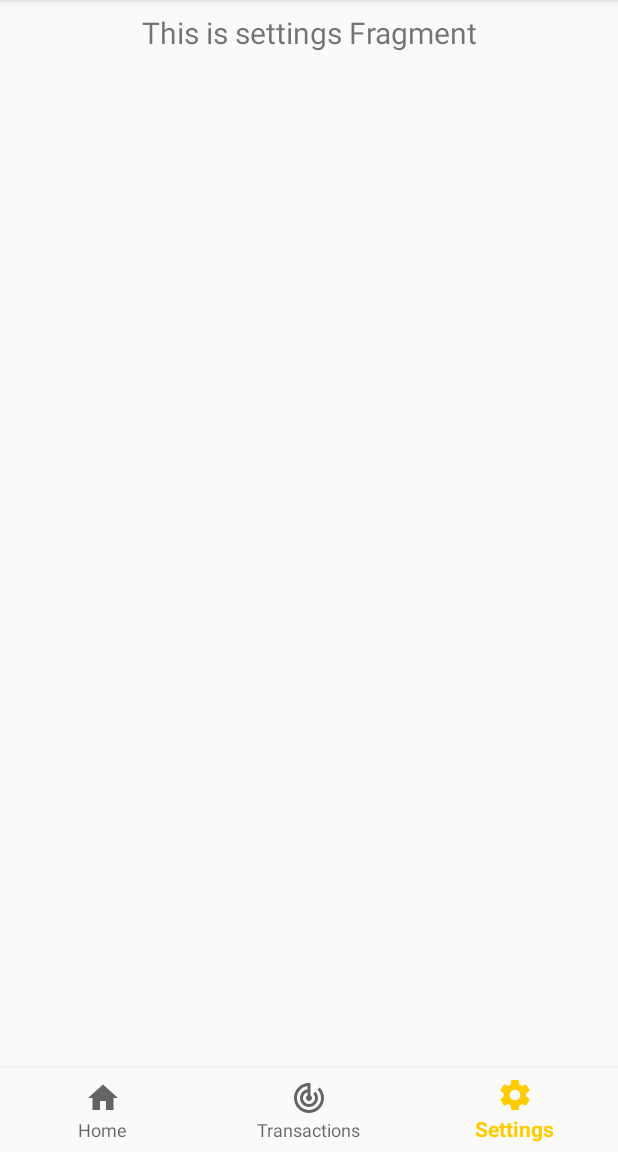
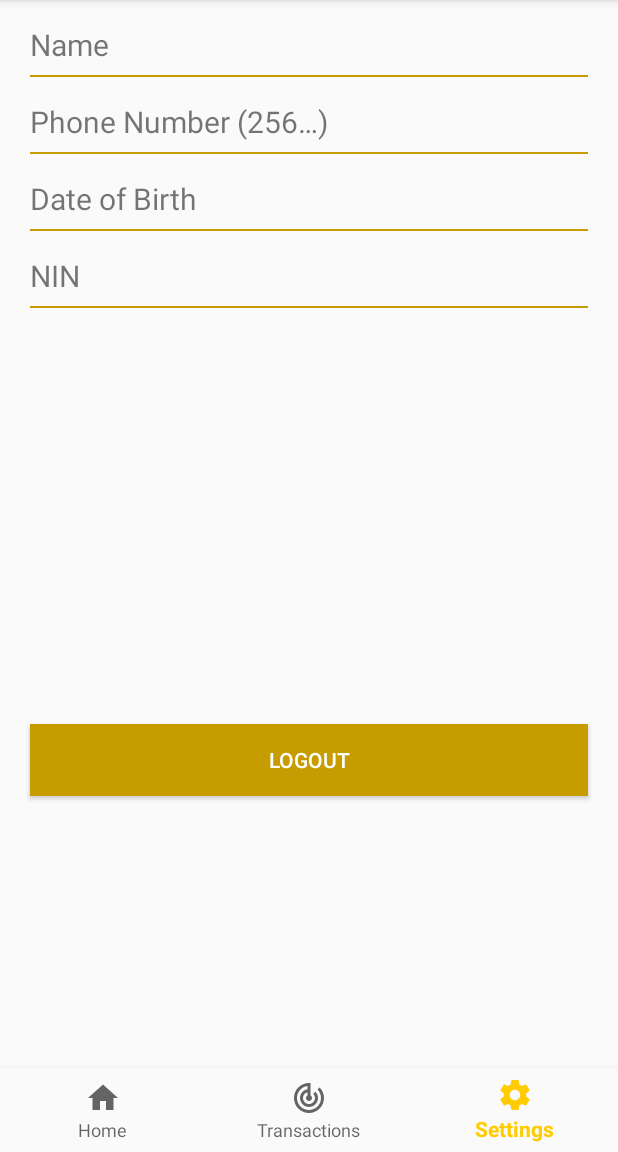
Before and after one commit to tech-cent/momo_bank_android, an Android app: the SettingsFragment screen opened through its navigation route, on a phone screen of 412 x 824 dp, the part 84-1236 px from its top. Run offline under Robolectric (Android 15) with nearby library versions, the phone set to English and light mode, and no system bars; our stand-ins replace navigation-ui.

Commit message:
ft(settings) - Display settings screen
- Show user profile details on settings tab
- Show Logout button as well

[Finishes #170669761]

```diff
--- a/app/src/main/java/com/techcent/momobankandroid/helpers/PreferenceHelper.kt
+++ b/app/src/main/java/com/techcent/momobankandroid/helpers/PreferenceHelper.kt
@@ -62,6 +62,9 @@ class PreferenceHelper(context: Context) {
 
     fun clearPrefs() {
         putIsLoggedIn(false)
+        putName("")
+        putAccounts("[]")
+        putTransactions("[]")
         putAccessToken("")
     }
 }
--- a/app/src/main/java/com/techcent/momobankandroid/ui/settings/SettingsFragment.kt
+++ b/app/src/main/java/com/techcent/momobankandroid/ui/settings/SettingsFragment.kt
@@ -1,18 +1,24 @@
 package com.techcent.momobankandroid.ui.settings
 
+import android.content.Intent
 import android.os.Bundle
 import android.view.LayoutInflater
 import android.view.View
 import android.view.ViewGroup
+import android.widget.Button
 import android.widget.TextView
 import androidx.fragment.app.Fragment
 import androidx.lifecycle.Observer
 import androidx.lifecycle.ViewModelProviders
+import com.techcent.momobankandroid.MoMoApplication.Companion.applicationContext
 import com.techcent.momobankandroid.R
+import com.techcent.momobankandroid.activities.auth.LoginActivity
+import com.techcent.momobankandroid.helpers.PreferenceHelper
 
 class SettingsFragment : Fragment() {
 
     private lateinit var settingsViewModel: SettingsViewModel
+    private var preferenceHelper: PreferenceHelper? = null
 
     override fun onCreateView(
         inflater: LayoutInflater,
@@ -26,6 +32,27 @@ class SettingsFragment : Fragment() {
         settingsViewModel.text.observe(this, Observer {
             textView.text = it
         })
+
+        val phoneNumber = root.findViewById<TextView>(R.id.text_settings)
+        val dob = root.findViewById<TextView>(R.id.tv_dob)
+        val nin = root.findViewById<TextView>(R.id.tv_nin)
+
+        preferenceHelper = PreferenceHelper(applicationContext())
+
         return root
     }
+
+    override fun onViewCreated(view: View, savedInstanceState: Bundle?) {
+        super.onViewCreated(view, savedInstanceState)
+
+        val btnLogout = view.findViewById<Button>(R.id.btn_logout)
+
+        btnLogout.setOnClickListener {
+            preferenceHelper!!.clearPrefs()
+
+            val intent = Intent(context, LoginActivity::class.java)
+            intent.addFlags(Intent.FLAG_ACTIVITY_CLEAR_TASK or Intent.FLAG_ACTIVITY_NEW_TASK)
+            startActivity(intent)
+        }
+    }
 }
--- a/app/src/main/java/com/techcent/momobankandroid/ui/settings/SettingsViewModel.kt
+++ b/app/src/main/java/com/techcent/momobankandroid/ui/settings/SettingsViewModel.kt
@@ -3,11 +3,13 @@ package com.techcent.momobankandroid.ui.settings
 import androidx.lifecycle.LiveData
 import androidx.lifecycle.MutableLiveData
 import androidx.lifecycle.ViewModel
+import com.techcent.momobankandroid.MoMoApplication
+import com.techcent.momobankandroid.R
 
 class SettingsViewModel : ViewModel() {
 
     private val _text = MutableLiveData<String>().apply {
-        value = "This is settings Fragment"
+        value = MoMoApplication.applicationContext().resources.getString(R.string.settings_header)
     }
     val text: LiveData<String> = _text
 }
--- a/app/src/main/res/layout/activity_account_details.xml
+++ b/app/src/main/res/layout/activity_account_details.xml
@@ -17,7 +17,7 @@
             android:layout_height="match_parent"
             android:gravity="start"
             android:orientation="horizontal"
-            android:padding="16dp">
+            android:padding="@dimen/activity_vertical_margin">
 
             <TextView
                 android:id="@+id/tv_bank"
--- a/app/src/main/res/layout/activity_transaction_details.xml
+++ b/app/src/main/res/layout/activity_transaction_details.xml
@@ -17,7 +17,7 @@
             android:layout_height="match_parent"
             android:gravity="start"
             android:orientation="horizontal"
-            android:padding="16dp">
+            android:padding="@dimen/activity_vertical_margin">
 
             <TextView
                 android:id="@+id/tv_account"
--- a/app/src/main/res/layout/activity_welcome.xml
+++ b/app/src/main/res/layout/activity_welcome.xml
@@ -10,7 +10,7 @@
         android:id="@+id/tv_welcome_header"
         android:layout_width="wrap_content"
         android:layout_height="wrap_content"
-        android:layout_marginBottom="20dp"
+        android:layout_marginBottom="@dimen/list_margin"
         android:text="@string/welcome_header"
         android:textAppearance="@style/Base.TextAppearance.AppCompat.Large"
         android:textColor="#000"
@@ -23,7 +23,7 @@
         android:id="@+id/tv_welcome"
         android:layout_width="wrap_content"
         android:layout_height="wrap_content"
-        android:layout_marginTop="20dp"
+        android:layout_marginTop="@dimen/list_margin"
         android:text="@string/welcome_text"
         android:textColor="#000"
         android:textSize="20sp"
--- a/app/src/main/res/layout/fragment_home.xml
+++ b/app/src/main/res/layout/fragment_home.xml
@@ -55,7 +55,7 @@
         android:layout_width="match_parent"
         android:layout_height="wrap_content"
         android:layout_marginStart="@dimen/default_padding"
-        android:layout_marginTop="16dp"
+        android:layout_marginTop="@dimen/activity_vertical_margin"
         android:layout_marginEnd="@dimen/default_padding"
         android:gravity="start"
         android:text="@string/accounts_balance"
@@ -67,7 +67,7 @@
         android:layout_width="match_parent"
         android:layout_height="wrap_content"
         android:layout_marginStart="@dimen/default_padding"
-        android:layout_marginTop="16dp"
+        android:layout_marginTop="@dimen/activity_vertical_margin"
         android:layout_marginEnd="@dimen/default_padding"
         android:gravity="start"
         android:text="@string/accounts_header"
@@ -78,7 +78,7 @@
         android:layout_width="match_parent"
         android:layout_height="wrap_content"
         android:layout_marginStart="@dimen/default_padding"
-        android:layout_marginTop="16dp"
+        android:layout_marginTop="@dimen/activity_vertical_margin"
         android:layout_marginEnd="@dimen/default_padding"
         android:gravity="start"
         app:layout_constraintTop_toBottomOf="@+id/tv_accounts_header">
--- a/app/src/main/res/layout/fragment_settings.xml
+++ b/app/src/main/res/layout/fragment_settings.xml
@@ -8,12 +8,79 @@
         android:id="@+id/text_settings"
         android:layout_width="match_parent"
         android:layout_height="wrap_content"
-        android:layout_marginStart="@dimen/default_padding"
-        android:layout_marginTop="@dimen/default_padding"
-        android:layout_marginEnd="@dimen/default_padding"
-        android:textAlignment="center"
+        android:layout_marginStart="@dimen/list_margin"
+        android:layout_marginTop="@dimen/activity_vertical_margin"
+        android:layout_marginEnd="@dimen/list_margin"
+        android:background="@drawable/text_box_underline"
+        android:gravity="start"
+        android:paddingBottom="@dimen/default_padding"
+        android:text="@string/settings_header"
         android:textSize="20sp"
         app:layout_constraintEnd_toEndOf="parent"
         app:layout_constraintStart_toStartOf="parent"
         app:layout_constraintTop_toTopOf="parent" />
+
+    <TextView
+        android:id="@+id/tv_phone_number"
+        android:layout_width="match_parent"
+        android:layout_height="wrap_content"
+        android:layout_marginStart="@dimen/list_margin"
+        android:layout_marginTop="@dimen/activity_vertical_margin"
+        android:layout_marginEnd="@dimen/list_margin"
+        android:background="@drawable/text_box_underline"
+        android:gravity="start"
+        android:paddingBottom="@dimen/default_padding"
+        android:text="@string/phone_number_hint"
+        android:textSize="20sp"
+        app:layout_constraintEnd_toEndOf="parent"
+        app:layout_constraintStart_toStartOf="parent"
+        app:layout_constraintTop_toBottomOf="@+id/text_settings" />
+
+    <TextView
+        android:id="@+id/tv_dob"
+        android:layout_width="match_parent"
+        android:layout_height="wrap_content"
+        android:layout_marginStart="@dimen/list_margin"
+        android:layout_marginTop="@dimen/activity_vertical_margin"
+        android:layout_marginEnd="@dimen/list_margin"
+        android:background="@drawable/text_box_underline"
+        android:gravity="start"
+        android:paddingBottom="@dimen/default_padding"
+        android:text="@string/dob_hint"
+        android:textSize="20sp"
+        app:layout_constraintEnd_toEndOf="parent"
+        app:layout_constraintStart_toStartOf="parent"
+        app:layout_constraintTop_toBottomOf="@+id/tv_phone_number" />
+
+    <TextView
+        android:id="@+id/tv_nin"
+        android:layout_width="match_parent"
+        android:layout_height="wrap_content"
+        android:layout_marginStart="@dimen/list_margin"
+        android:layout_marginTop="@dimen/activity_vertical_margin"
+        android:layout_marginEnd="@dimen/list_margin"
+        android:background="@drawable/text_box_underline"
+        android:gravity="start"
+        android:paddingBottom="@dimen/default_padding"
+        android:text="@string/nin_hint"
+        android:textSize="20sp"
+        app:layout_constraintEnd_toEndOf="parent"
+        app:layout_constraintStart_toStartOf="parent"
+        app:layout_constraintTop_toBottomOf="@+id/tv_dob" />
+
+    <Button
+        android:id="@+id/btn_logout"
+        android:layout_width="match_parent"
+        android:layout_height="wrap_content"
+        android:layout_marginLeft="@dimen/list_margin"
+        android:layout_marginTop="40dp"
+        android:layout_marginRight="@dimen/list_margin"
+        android:background="@color/colorPrimaryDark"
+        android:text="@string/logout"
+        android:textColor="#fff"
+        app:layout_constraintBottom_toBottomOf="parent"
+        app:layout_constraintEnd_toEndOf="parent"
+        app:layout_constraintStart_toStartOf="parent"
+        app:layout_constraintTop_toBottomOf="@+id/tv_nin" />
+
 </androidx.constraintlayout.widget.ConstraintLayout>
--- a/app/src/main/res/layout/fragment_transactions.xml
+++ b/app/src/main/res/layout/fragment_transactions.xml
@@ -14,7 +14,7 @@
         android:layout_width="match_parent"
         android:layout_height="wrap_content"
         android:layout_marginStart="@dimen/default_padding"
-        android:layout_marginTop="16dp"
+        android:layout_marginTop="@dimen/activity_vertical_margin"
         android:layout_marginEnd="@dimen/default_padding"
         android:gravity="start"
         android:textSize="20sp"
@@ -28,7 +28,7 @@
         android:layout_width="match_parent"
         android:layout_height="wrap_content"
         android:layout_marginStart="@dimen/default_padding"
-        android:layout_marginTop="16dp"
+        android:layout_marginTop="@dimen/activity_vertical_margin"
         android:layout_marginEnd="@dimen/default_padding"
         android:gravity="start"
         app:layout_constraintTop_toBottomOf="@+id/tv_transactions_header">
--- a/app/src/main/res/values/dimens.xml
+++ b/app/src/main/res/values/dimens.xml
@@ -3,4 +3,5 @@
     <dimen name="activity_horizontal_margin">16dp</dimen>
     <dimen name="activity_vertical_margin">16dp</dimen>
     <dimen name="default_padding">8dp</dimen>
+    <dimen name="list_margin">20dp</dimen>
 </resources>
--- a/app/src/main/res/values/strings.xml
+++ b/app/src/main/res/values/strings.xml
@@ -12,7 +12,7 @@
     <string name="login">Login</string>
     <string name="nin_hint">NIN</string>
     <string name="password_hint">Password</string>
-    <string name="phone_number_hint">Phone Number</string>
+    <string name="phone_number_hint">Phone Number (256…)</string>
     <string name="register_hint">Register</string>
     <string name="sign_in_header">Sign in</string>
     <string name="sign_up_header">Register here</string>
@@ -48,8 +48,10 @@
 
     <!-- Settings -->
     <string name="title_settings">Settings</string>
+    <string name="settings_header">Name</string>
 
     <!-- Main Menu -->
     <string name="logout">Logout</string>
+    <string name="divider">Divider</string>
 
 </resources>
```
Also changed, not shown: app/src/main/res/layout/activity_login.xml (+12 -12 lines), app/src/main/res/layout/activity_register.xml (+29 -29 lines), app/src/main/res/layout/activity_transact.xml (+8 -8 lines).
